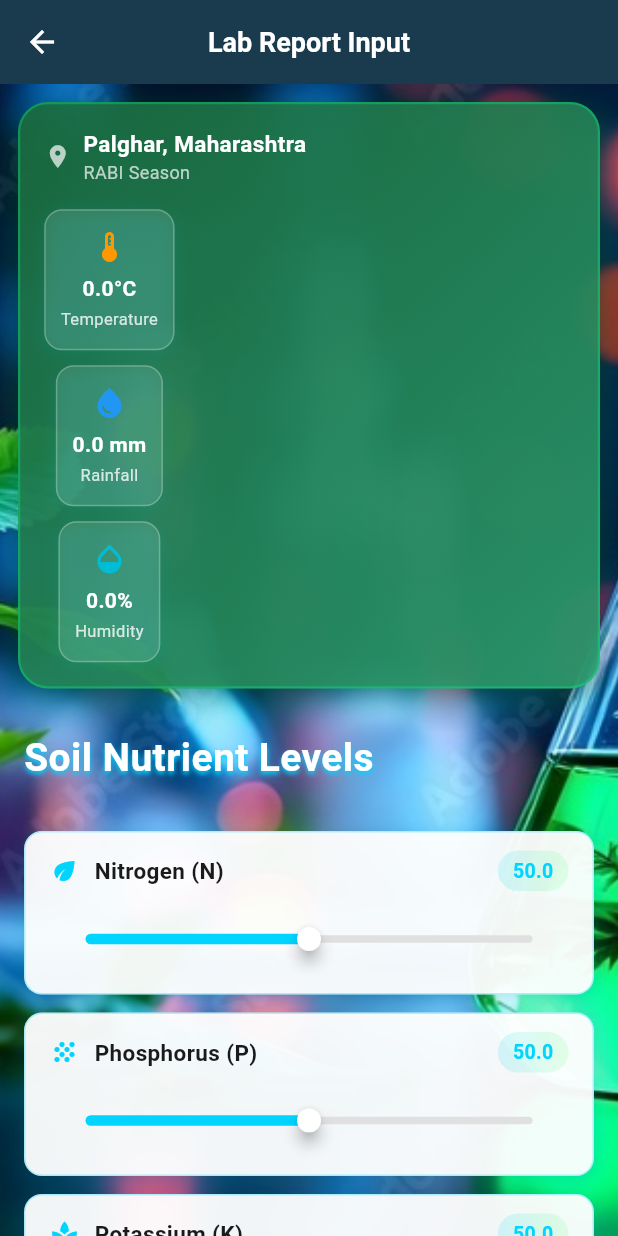
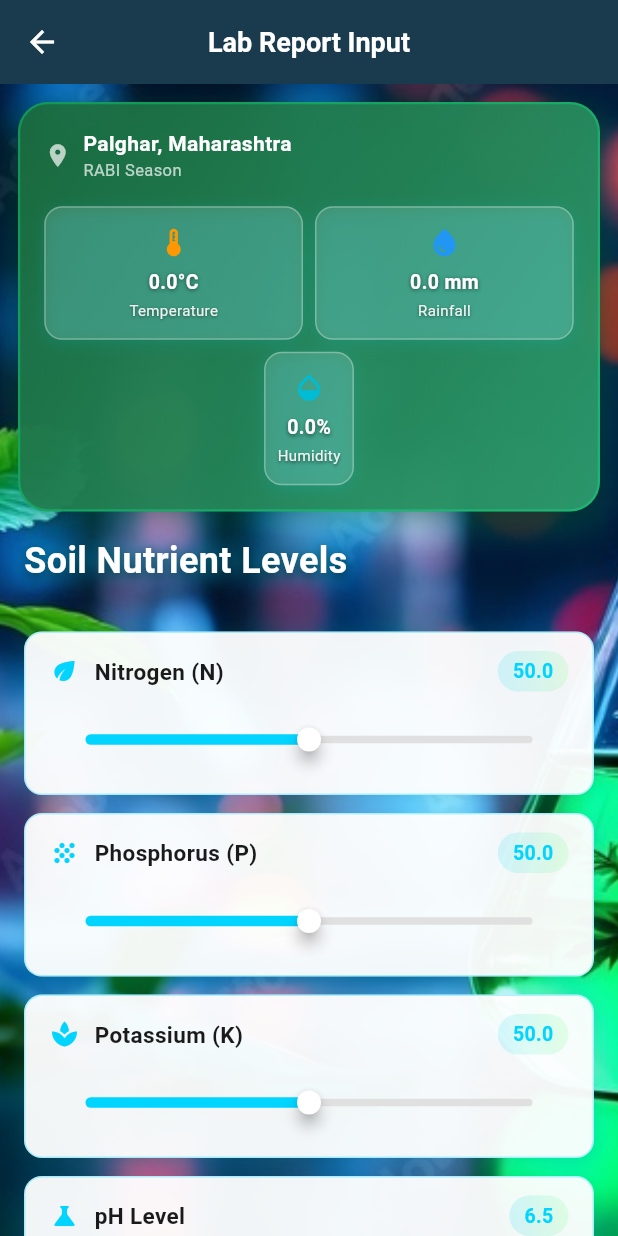
Before and after one commit to Karanmaurya003/AgroPilot, a Flutter app: the LabReportScreen screen opened directly with empty values, on a phone screen of 412 x 824 dp. Run offline on Flutter 3.47's test engine with Material 3 defaults, Android fonts, the phone set to English and light mode, and no system bars; our stand-ins replace geolocator; Roboto replaces fonts that are missing (Poppins).

```diff
--- a/lib/home_screen.dart
+++ b/lib/home_screen.dart
@@ -228,7 +228,7 @@ class _HomeScreenState extends State<HomeScreen> {
                                   child: const Text(
                                     'I have Soil Test Reports',
                                     style: TextStyle(
-                                        fontSize: 16, color: Color.fromARGB(255, 9, 9, 9)),
+                                        fontSize: 18, color: Color.fromARGB(255, 9, 9, 9)),
                                   ),
                                 ),
                                 const SizedBox(height: 15),
@@ -258,7 +258,7 @@ class _HomeScreenState extends State<HomeScreen> {
                                   child: const Text(
                                     'I don\'t have Soil Test Reports',
                                     style: TextStyle(
-                                        fontSize: 16, color: Color.fromARGB(255, 15, 15, 15)),
+                                        fontSize: 18, color: Color.fromARGB(255, 15, 15, 15)),
                                   ),
                                 ),
                               ],
--- a/lib/screens/lab_report_input_screen.dart
+++ b/lib/screens/lab_report_input_screen.dart
@@ -166,13 +166,15 @@ class _LabReportScreenState extends State<LabReportScreen>
           Row(
             mainAxisAlignment: MainAxisAlignment.spaceBetween,
             children: [
-              Row(
+              Flexible(
+                child: Row(
                   children: [
                     if (icon != null) ...[
                       Icon(icon, color: const Color(0xFF00D4FF), size: 20),
                       const SizedBox(width: 10),
                     ],
-                  Text(
+                    Flexible(
+                      child: Text(
                         label,
                         style: const TextStyle(
                           fontSize: 15,
@@ -180,8 +182,11 @@ class _LabReportScreenState extends State<LabReportScreen>
                           color: Color(0xFF1A1A1A),
                           fontFamily: 'Poppins',
                         ),
+                        overflow: TextOverflow.ellipsis,
+                      ),
                     ),
                   ],
+                ),
               ),
               Container(
                 padding: const EdgeInsets.symmetric(horizontal: 10, vertical: 4),
@@ -214,7 +219,7 @@ class _LabReportScreenState extends State<LabReportScreen>
               thumbColor: Colors.white,
               overlayColor: const Color(0xFF00D4FF).withOpacity(0.2),
               trackHeight: 5,
-              thumbShape: RoundSliderThumbShape(
+              thumbShape: const RoundSliderThumbShape(
                 enabledThumbRadius: 8,
                 elevation: 4,
               ),
@@ -233,7 +238,10 @@ class _LabReportScreenState extends State<LabReportScreen>
 
   @override
   Widget build(BuildContext context) {
-    final isMobile = MediaQuery.of(context).size.width < 600;
+    final screenWidth = MediaQuery.of(context).size.width;
+    final screenHeight = MediaQuery.of(context).size.height;
+    final isMobile = screenWidth < 600;
+    final isSmallScreen = screenHeight < 700;
 
     return Scaffold(
       backgroundColor: Colors.transparent,
@@ -256,27 +264,34 @@ class _LabReportScreenState extends State<LabReportScreen>
         centerTitle: true,
       ),
       body: Container(
-        decoration: BoxDecoration(
+        decoration: const BoxDecoration(
           image: DecorationImage(
-            image: const AssetImage('assets/images/lab_report_input_page.jpg'),
+            image: AssetImage('assets/images/lab_report_input_page.jpg'),
             fit: BoxFit.cover,
           ),
         ),
+        child: SafeArea(
           child: SingleChildScrollView(
+            physics: const BouncingScrollPhysics(),
             child: Column(
               children: [
                 // Header Card with Environmental Data
                 Container(
                   width: double.infinity,
                   padding: EdgeInsets.all(isMobile ? 16 : 24),
-                margin: EdgeInsets.all(isMobile ? 12 : 16),
+                  margin: EdgeInsets.fromLTRB(
+                    isMobile ? 12 : 16,
+                    isMobile ? 12 : 16,
+                    isMobile ? 12 : 16,
+                    0,
+                  ),
                   decoration: BoxDecoration(
                     gradient: LinearGradient(
                       begin: Alignment.topLeft,
                       end: Alignment.bottomRight,
                       colors: [
-                      const Color(0xFF1A6B3E).withOpacity(0.9),
-                      const Color(0xFF2D9B6E).withOpacity(0.9),
+                        const Color(0xFF1A6B3E).withOpacity(0.95),
+                        const Color(0xFF2D9B6E).withOpacity(0.95),
                       ],
                     ),
                     borderRadius: BorderRadius.circular(20),
@@ -310,20 +325,20 @@ class _LabReportScreenState extends State<LabReportScreen>
                             child: Column(
                               crossAxisAlignment: CrossAxisAlignment.start,
                               children: [
-                              const Text(
+                                Text(
                                   'Palghar, Maharashtra',
                                   style: TextStyle(
                                     color: Colors.white,
-                                  fontSize: 15,
+                                    fontSize: isMobile ? 14 : 15,
                                     fontWeight: FontWeight.w700,
                                     fontFamily: 'Poppins',
                                   ),
                                 ),
-                              const Text(
+                                Text(
                                   'RABI Season',
                                   style: TextStyle(
                                     color: Colors.white70,
-                                  fontSize: 12,
+                                    fontSize: isMobile ? 11 : 12,
                                     fontFamily: 'Poppins',
                                   ),
                                 ),
@@ -332,11 +347,11 @@ class _LabReportScreenState extends State<LabReportScreen>
                           ),
                         ],
                       ),
-                    SizedBox(height: isMobile ? 16 : 20),
-                    LayoutBuilder(
-                      builder: (context, constraints) {
-                        return isMobile
+                      SizedBox(height: isSmallScreen ? 12 : (isMobile ? 16 : 20)),
+                      isMobile
                           ? Column(
+                              children: [
+                                Row(
                                   children: [
                                     _buildWeatherCard(
                                       Icons.thermostat,
@@ -344,14 +359,16 @@ class _LabReportScreenState extends State<LabReportScreen>
                                       'Temperature',
                                       Colors.orange,
                                     ),
-                                  const SizedBox(height: 10),
+                                    const SizedBox(width: 8),
                                     _buildWeatherCard(
                                       Icons.water_drop,
                                       '${widget.rainfall.toStringAsFixed(1)} mm',
                                       'Rainfall',
                                       Colors.blue,
                                     ),
-                                  const SizedBox(height: 10),
+                                  ],
+                                ),
+                                const SizedBox(height: 8),
                                 _buildWeatherCard(
                                   Icons.opacity,
                                   '${widget.humidity.toStringAsFixed(1)}%',
@@ -361,8 +378,7 @@ class _LabReportScreenState extends State<LabReportScreen>
                               ],
                             )
                           : Row(
-                                mainAxisAlignment:
-                                    MainAxisAlignment.spaceEvenly,
+                              mainAxisAlignment: MainAxisAlignment.spaceEvenly,
                               children: [
                                 _buildWeatherCard(
                                   Icons.thermostat,
@@ -370,12 +386,14 @@ class _LabReportScreenState extends State<LabReportScreen>
                                   'Temperature',
                                   Colors.orange,
                                 ),
+                                const SizedBox(width: 8),
                                 _buildWeatherCard(
                                   Icons.water_drop,
                                   '${widget.rainfall.toStringAsFixed(1)} mm',
                                   'Rainfall',
                                   Colors.blue,
                                 ),
+                                const SizedBox(width: 8),
                                 _buildWeatherCard(
                                   Icons.opacity,
                                   '${widget.humidity.toStringAsFixed(1)}%',
@@ -383,8 +401,6 @@ class _LabReportScreenState extends State<LabReportScreen>
                                   Colors.cyan,
                                 ),
                               ],
-                              );
-                      },
                             ),
                     ],
                   ),
@@ -392,34 +408,43 @@ class _LabReportScreenState extends State<LabReportScreen>
 
                 // Soil Parameters Section
                 Padding(
-                padding: EdgeInsets.symmetric(
-                  horizontal: isMobile ? 16 : 24,
-                  vertical: isMobile ? 16 : 24,
+                  padding: EdgeInsets.fromLTRB(
+                    isMobile ? 16 : 24,
+                    isMobile ? 16 : 24,
+                    isMobile ? 16 : 24,
+                    isMobile ? 20 : 24,
                   ),
                   child: Column(
                     crossAxisAlignment: CrossAxisAlignment.start,
                     children: [
-                    // Section Heading with better contrast
+                      // Section Heading with better contrast and shadow
                       Container(
-                      padding: const EdgeInsets.only(bottom: 16),
-                      child: const Text(
+                        padding: EdgeInsets.only(
+                          bottom: isSmallScreen ? 12 : 16,
+                        ),
+                        child: Text(
                           'Soil Nutrient Levels',
                           style: TextStyle(
-                          fontSize: 26,
+                            fontSize: isMobile ? (isSmallScreen ? 22 : 24) : 26,
                             fontWeight: FontWeight.bold,
-                          color: Color(0xFFFFFFFF),
+                            color: const Color(0xFFFFFFFF),
                             fontFamily: 'Poppins',
-                          shadows: [
+                            shadows: const [
                               Shadow(
                                 offset: Offset(0, 2),
-                              blurRadius: 4,
+                                blurRadius: 8,
+                                color: Color(0xFF000000),
+                              ),
+                              Shadow(
+                                offset: Offset(0, 0),
+                                blurRadius: 20,
                                 color: Color(0xFF00D4FF),
                               ),
                             ],
                           ),
                         ),
                       ),
-                    SizedBox(height: isMobile ? 14 : 18),
+                      SizedBox(height: isSmallScreen ? 8 : (isMobile ? 14 : 18)),
                       isMobile
                           ? Column(
                               children: [
@@ -499,7 +524,7 @@ class _LabReportScreenState extends State<LabReportScreen>
                                 ),
                               ],
                             ),
-                    SizedBox(height: isMobile ? 16 : 24),
+                      SizedBox(height: isSmallScreen ? 12 : (isMobile ? 16 : 24)),
                       // Submit Button with glow effect
                       AnimatedBuilder(
                         animation: _buttonController,
@@ -507,15 +532,15 @@ class _LabReportScreenState extends State<LabReportScreen>
                           double glowOpacity = 0.3 + (_buttonController.value * 0.3);
                           return SizedBox(
                             width: double.infinity,
-                          height: 54,
+                            height: isMobile ? 50 : 54,
                             child: Container(
                               decoration: BoxDecoration(
-                              gradient: LinearGradient(
+                                gradient: const LinearGradient(
                                   begin: Alignment.topLeft,
                                   end: Alignment.bottomRight,
                                   colors: [
-                                  const Color(0xFF00D4FF),
-                                  const Color(0xFF66FF66),
+                                    Color(0xFF00D4FF),
+                                    Color(0xFF66FF66),
                                   ],
                                 ),
                                 borderRadius: BorderRadius.circular(12),
@@ -549,6 +574,9 @@ class _LabReportScreenState extends State<LabReportScreen>
                                   shape: RoundedRectangleBorder(
                                     borderRadius: BorderRadius.circular(12),
                                   ),
+                                  padding: EdgeInsets.symmetric(
+                                    horizontal: isMobile ? 16 : 24,
+                                  ),
                                 ),
                                 child: _isLoading
                                     ? const SizedBox(
@@ -559,14 +587,15 @@ class _LabReportScreenState extends State<LabReportScreen>
                                           strokeWidth: 2.5,
                                         ),
                                       )
-                                  : const Text(
+                                    : Text(
                                         'Get Crop Recommendations',
                                         style: TextStyle(
-                                        fontSize: 16,
+                                          fontSize: isMobile ? 15 : 16,
                                           fontWeight: FontWeight.w600,
                                           color: Colors.white,
                                           fontFamily: 'Poppins',
                                         ),
+                                        textAlign: TextAlign.center,
                                       ),
                               ),
                             ),
@@ -580,6 +609,7 @@ class _LabReportScreenState extends State<LabReportScreen>
             ),
           ),
         ),
+      ),
     );
   }
 
@@ -589,19 +619,26 @@ class _LabReportScreenState extends State<LabReportScreen>
     String label,
     Color color,
   ) {
+    final screenWidth = MediaQuery.of(context).size.width;
+    final isMobile = screenWidth < 600;
+    final isSmallScreen = MediaQuery.of(context).size.height < 700;
+
     return Expanded(
       child: Container(
-        padding: const EdgeInsets.symmetric(vertical: 12, horizontal: 10),
+        padding: EdgeInsets.symmetric(
+          vertical: isSmallScreen ? 10 : 12,
+          horizontal: isMobile ? 8 : 10,
+        ),
         decoration: BoxDecoration(
-          color: Colors.white.withOpacity(0.12),
+          color: Colors.white.withOpacity(0.15),
           borderRadius: BorderRadius.circular(12),
           border: Border.all(
-            color: Colors.white.withOpacity(0.25),
+            color: Colors.white.withOpacity(0.3),
             width: 1,
           ),
           boxShadow: [
             BoxShadow(
-              color: const Color(0xFF00D4FF).withOpacity(0.1),
+              color: const Color(0xFF00D4FF).withOpacity(0.15),
               blurRadius: 8,
               offset: const Offset(0, 2),
             ),
@@ -609,25 +646,46 @@ class _LabReportScreenState extends State<LabReportScreen>
         ),
         child: Column(
           mainAxisAlignment: MainAxisAlignment.center,
+          mainAxisSize: MainAxisSize.min,
           children: [
-            Icon(icon, color: color, size: 24),
-            const SizedBox(height: 6),
-            Text(
+            Icon(icon, color: color, size: isMobile ? 22 : 24),
+            SizedBox(height: isSmallScreen ? 4 : 6),
+            FittedBox(
+              fit: BoxFit.scaleDown,
+              child: Text(
                 value,
-              style: const TextStyle(
+                style: TextStyle(
                   color: Colors.white,
-                fontSize: 14,
+                  fontSize: isMobile ? 13 : 14,
                   fontWeight: FontWeight.bold,
                   fontFamily: 'Poppins',
+                  shadows: const [
+                    Shadow(
+                      offset: Offset(0, 1),
+                      blurRadius: 3,
+                      color: Colors.black54,
+                    ),
+                  ],
+                ),
               ),
             ),
             const SizedBox(height: 2),
-            Text(
+            FittedBox(
+              fit: BoxFit.scaleDown,
+              child: Text(
                 label,
                 style: TextStyle(
-                color: Colors.white.withOpacity(0.8),
-                fontSize: 11,
+                  color: Colors.white.withOpacity(0.9),
+                  fontSize: isMobile ? 10 : 11,
                   fontFamily: 'Poppins',
+                  shadows: const [
+                    Shadow(
+                      offset: Offset(0, 1),
+                      blurRadius: 2,
+                      color: Colors.black54,
+                    ),
+                  ],
+                ),
               ),
             ),
           ],
```
Also changed, not shown: 1 other file. Lines whose indentation alone changed are shown as unchanged.
